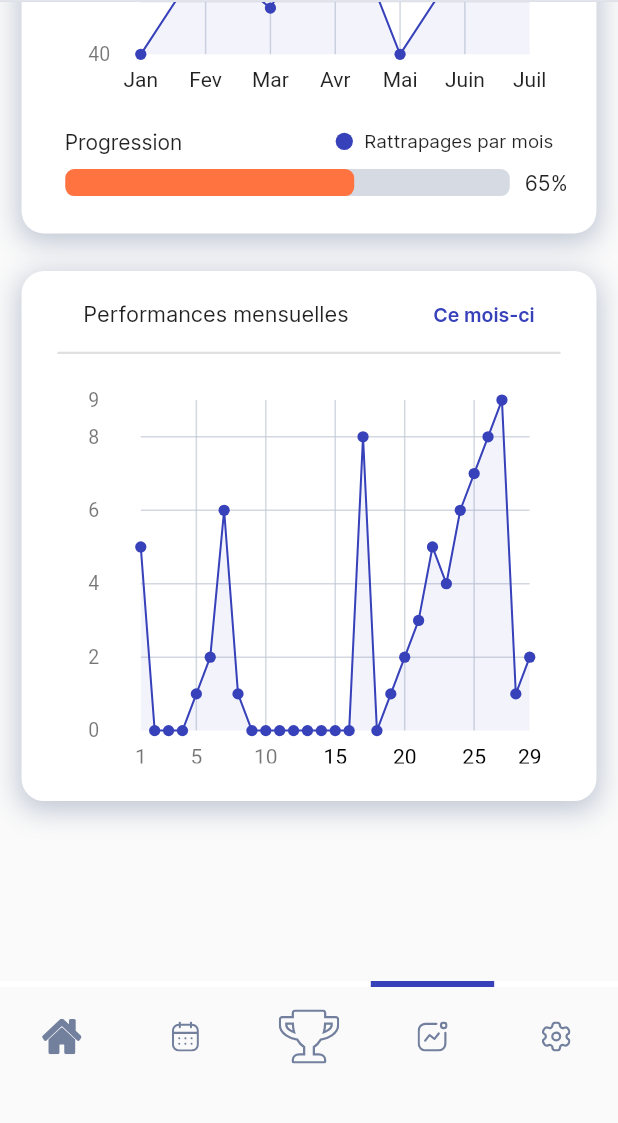
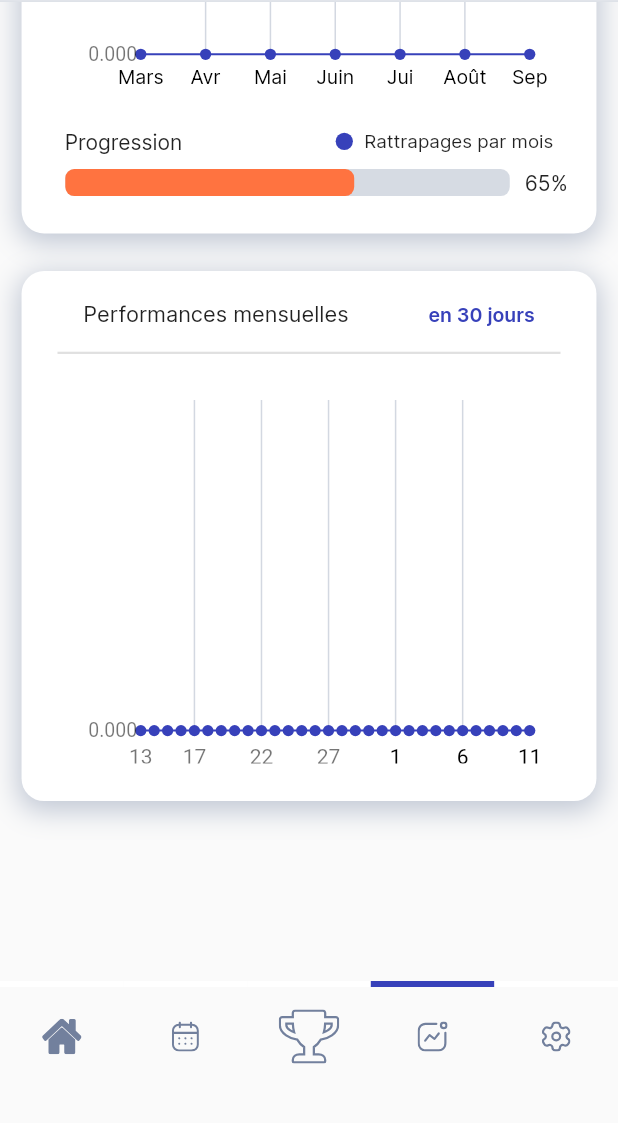
Before and after one commit to HarakatAlTajdid/Qadha, a Flutter app: the HomeView screen opened by its route, item 4 of the bottom bar chosen, scrolled down 369 dp, on a phone screen of 412 x 824 dp, the part 105-1228 px from its top. Run offline on Flutter 3.47's test engine with Material 2 defaults, Android fonts, the light colour scheme and no system bars; drawn by our look-alikes of fl_chart, percent_indicator; our stand-ins replace auto_route, cloud_firestore, firebase_auth, firebase_core, flutter_rating_bar, flutter_riverpod and 4 more; accounts and stored records are empty; network calls fail.

Commit message:
Added synchronized stats

```diff
--- a/lib/models/calendar_model.dart
+++ b/lib/models/calendar_model.dart
@@ -22,4 +22,8 @@ class CalendarModel {
         (start.isAfter(other.start) && start.isBefore(other.end)) ||
         (end.isAfter(other.start) && end.isBefore(other.end));
   }
+
+  int totalDays() {
+    return end.difference(start).inDays + 1;
+  }
 }
--- a/lib/ui/views/calendars/modals/add_calendar/state/add_calendar_viewmodel.dart
+++ b/lib/ui/views/calendars/modals/add_calendar/state/add_calendar_viewmodel.dart
@@ -1,6 +1,8 @@
 import 'package:flutter_riverpod/flutter_riverpod.dart';
 import 'package:qadha/models/calendar_model.dart';
 import 'package:qadha/providers/calendar_provider.dart';
+import 'package:qadha/providers/remaining_prayers_provider.dart';
+import 'package:qadha/providers/stats_provider.dart';
 import 'package:qadha/ui/views/calendars/modals/add_calendar/state/add_calendar_state.dart';
 
 final addCalendarProvider =
--- a/lib/ui/views/stats/stats_view.dart
+++ b/lib/ui/views/stats/stats_view.dart
@@ -1,17 +1,14 @@
 import 'package:fl_chart/fl_chart.dart';
 import 'package:flutter/material.dart';
+import 'package:flutter_riverpod/flutter_riverpod.dart';
 import 'package:percent_indicator/linear_percent_indicator.dart';
+import 'package:qadha/providers/stats_provider.dart';
 import 'package:qadha/ui/app/app_theme.dart';
 
-class StatsView extends StatefulWidget {
+class StatsView extends ConsumerWidget {
   const StatsView({Key? key}) : super(key: key);
 
-  @override
-  State<StatsView> createState() => _StatsViewState();
-}
-
-class _StatsViewState extends State<StatsView> {
-  LineChartData _buildYearlyData() {
+  LineChartData _buildYearlyData(WidgetRef ref) {
     return LineChartData(
       lineTouchData: LineTouchData(
         enabled: false,
@@ -44,19 +41,33 @@ class _StatsViewState extends State<StatsView> {
           sideTitles: SideTitles(
               showTitles: true,
               getTitlesWidget: (_, meta) {
+                final date = DateTime(DateTime.now().year,
+                    DateTime.now().month - 7 + int.parse(meta.formattedValue));
+
                 final months = [
                   "Jan",
-                  "Fev",
-                  "Mar",
+                  "Fév",
+                  "Mars",
                   "Avr",
                   "Mai",
                   "Juin",
-                  "Juil"
+                  "Jui",
+                  "Août",
+                  "Sep",
+                  "Oct",
+                  "Nov",
+                  "Déc"
                 ];
 
                 return Padding(
-                    padding: const EdgeInsets.only(top: 9),
-                    child: Text(months[int.parse(meta.formattedValue)]));
+                    padding: const EdgeInsets.only(top: 7),
+                    child: Text(months[date.month - 1],
+                        style: TextStyle(
+                            fontSize: 13,
+                            fontFamily: "Inter Regular",
+                            color: date.year < DateTime.now().year
+                                ? Colors.black54
+                                : Colors.black)));
               }),
         ),
         leftTitles: AxisTitles(
@@ -75,15 +86,9 @@ class _StatsViewState extends State<StatsView> {
       ),
       lineBarsData: [
         LineChartBarData(
-          spots: const [
-            FlSpot(0, 40),
-            FlSpot(1, 55),
-            FlSpot(2, 47),
-            FlSpot(3, 65),
-            FlSpot(4, 40),
-            FlSpot(5, 55),
-            FlSpot(6, 90),
-          ],
+          spots: ref
+              .watch(statsProvider.notifier)
+              .generateYearlyStats(ref.watch(statsProvider).activities),
           color: AppTheme.secundaryColor,
           barWidth: 1.35,
           dotData: FlDotData(
@@ -95,13 +100,13 @@ class _StatsViewState extends State<StatsView> {
                     strokeWidth: 0);
               }),
           belowBarData: BarAreaData(
-              show: true, color: AppTheme.secundaryColor.withOpacity(0.06)),
+              show: true, color: AppTheme.secundaryColor.withOpacity(0.1)),
         ),
       ],
     );
   }
 
-  LineChartData _buildMonthlyData() {
+  LineChartData _buildMonthlyData(WidgetRef ref) {
     return LineChartData(
       lineTouchData: LineTouchData(
         enabled: false,
@@ -133,11 +138,14 @@ class _StatsViewState extends State<StatsView> {
           sideTitles: SideTitles(
               showTitles: true,
               getTitlesWidget: (_, meta) {
+                final day = DateTime.now().subtract(
+                    Duration(days: 30 - int.parse(meta.formattedValue)));
+
                 return Padding(
                     padding: const EdgeInsets.only(top: 9),
-                    child: Text(meta.formattedValue,
+                    child: Text(day.day.toString(),
                         style: TextStyle(
-                            color: int.parse(meta.formattedValue) < 15
+                            color: day.month < DateTime.now().month
                                 ? Colors.black54
                                 : Colors.black)));
               }),
@@ -158,37 +166,9 @@ class _StatsViewState extends State<StatsView> {
       ),
       lineBarsData: [
         LineChartBarData(
-          spots: const [
-            FlSpot(1, 5),
-            FlSpot(2, 0),
-            FlSpot(3, 0),
-            FlSpot(4, 0),
-            FlSpot(5, 1),
-            FlSpot(6, 2),
-            FlSpot(7, 6),
-            FlSpot(8, 1),
-            FlSpot(9, 0),
-            FlSpot(10, 0),
-            FlSpot(11, 0),
-            FlSpot(12, 0),
-            FlSpot(13, 0),
-            FlSpot(14, 0),
-            FlSpot(15, 0),
-            FlSpot(16, 0),
-            FlSpot(17, 8),
-            FlSpot(18, 0),
-            FlSpot(19, 1),
-            FlSpot(20, 2),
-            FlSpot(21, 3),
-            FlSpot(22, 5),
-            FlSpot(23, 4),
-            FlSpot(24, 6),
-            FlSpot(25, 7),
-            FlSpot(26, 8),
-            FlSpot(27, 9),
-            FlSpot(28, 1),
-            FlSpot(29, 2),
-          ],
+          spots: ref
+              .watch(statsProvider.notifier)
+              .generateMonthlyStats(ref.watch(statsProvider).activities),
           color: AppTheme.secundaryColor,
           barWidth: 1.35,
           dotData: FlDotData(
@@ -206,7 +186,7 @@ class _StatsViewState extends State<StatsView> {
     );
   }
 
-  Widget _buildYearlyProgress() {
+  Widget _buildYearlyProgress(BuildContext context, WidgetRef ref) {
     final size = MediaQuery.of(context).size;
 
     return Container(
@@ -232,7 +212,7 @@ class _StatsViewState extends State<StatsView> {
                     const Text("Performances annuelles",
                         style: TextStyle(
                             fontFamily: "Inter Regular", fontSize: 14.5)),
-                    Text("+10% (1 mois)",
+                    Text("en 7 mois",
                         style: TextStyle(
                             fontFamily: "Inter SemiBold",
                             fontSize: 13,
@@ -246,7 +226,7 @@ class _StatsViewState extends State<StatsView> {
             SizedBox(
                 height: size.height / 3.4,
                 width: size.width / 1.4,
-                child: LineChart(_buildYearlyData())),
+                child: LineChart(_buildYearlyData(ref))),
             const SizedBox(height: 27.5),
             FractionallySizedBox(
               widthFactor: 0.85,
@@ -294,7 +274,7 @@ class _StatsViewState extends State<StatsView> {
     );
   }
 
-  Widget _buildMonthlyProgress() {
+  Widget _buildMonthlyProgress(BuildContext context, WidgetRef ref) {
     final size = MediaQuery.of(context).size;
 
     return Container(
@@ -320,7 +300,7 @@ class _StatsViewState extends State<StatsView> {
                     const Text("Performances mensuelles",
                         style: TextStyle(
                             fontFamily: "Inter Regular", fontSize: 14.5)),
-                    Text("Ce mois-ci",
+                    Text("en 30 jours",
                         style: TextStyle(
                             fontFamily: "Inter SemiBold",
                             fontSize: 13,
@@ -334,7 +314,7 @@ class _StatsViewState extends State<StatsView> {
             SizedBox(
                 height: size.height / 3.4,
                 width: size.width / 1.4,
-                child: LineChart(_buildMonthlyData())),
+                child: LineChart(_buildMonthlyData(ref))),
             const SizedBox(height: 25),
           ],
         ),
@@ -343,7 +323,7 @@ class _StatsViewState extends State<StatsView> {
   }
 
   @override
-  Widget build(BuildContext context) {
+  Widget build(BuildContext context, WidgetRef ref) {
     return SingleChildScrollView(
       child: Padding(
         padding: const EdgeInsets.symmetric(vertical: 20),
@@ -355,9 +335,9 @@ class _StatsViewState extends State<StatsView> {
               width: 52.5,
             )),
             const SizedBox(height: 22.5),
-            _buildYearlyProgress(),
+            _buildYearlyProgress(context, ref),
             const SizedBox(height: 25),
-            _buildMonthlyProgress(),
+            _buildMonthlyProgress(context, ref),
             const SizedBox(height: 100)
           ],
         ),
--- /dev/null
+++ b/lib/utils/misc_utils.dart
@@ -0,0 +1,3 @@
+int prayerToInt(String prayer) {
+  return ["fajr", "dhor", "asr", "maghreb", "icha"].indexOf(prayer);
+}
```
Also changed, not shown: lib/providers/remaining_prayers_provider.dart (added, +49 -0 lines), lib/providers/stats_provider.dart (+49 -29 lines), lib/providers/stats_state.dart (+4 -6 lines), lib/services/calendars_service.dart (+37 -0 lines), lib/services/stats_service.dart (+52 -2 lines), lib/ui/views/calendars/calendars_view.dart (+17 -6 lines), lib/ui/views/calendars/modals/add_calendar/add_calendar_view.dart (+13 -1 lines), lib/ui/views/main/main_view.dart (+34 -29 lines).
